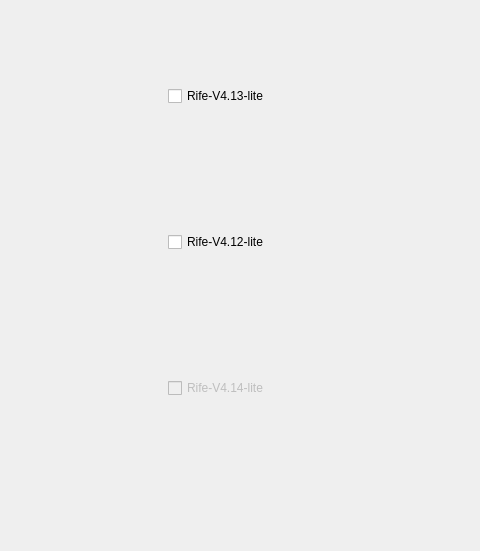
Before: the Qt Designer form src/getModels/SelectModels.ui in TNTwise/REAL-Video-Enhancer, drawn with Qt 5; both pictures show x 345 to 825 and y 103 to 654 of the 973 by 654 pixel window.
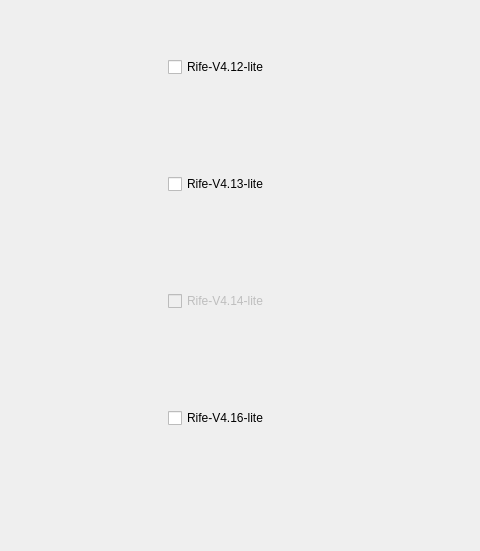
After: the same form once the commit is applied.

What changed in the file:
```diff
--- a/src/getModels/SelectModels.ui
+++ b/src/getModels/SelectModels.ui
@@ -388,13 +388,6 @@
           </item>
           <item row="1" column="6">
            <layout class="QVBoxLayout" name="verticalLayout_3">
-            <item>
-             <widget class="QCheckBox" name="rife413lite">
-              <property name="text">
-               <string>Rife-V4.13-lite</string>
-              </property>
-             </widget>
-            </item>
             <item>
              <widget class="QCheckBox" name="rife412lite">
               <property name="text">
@@ -402,6 +395,13 @@
               </property>
              </widget>
             </item>
+            <item>
+             <widget class="QCheckBox" name="rife413lite">
+              <property name="text">
+               <string>Rife-V4.13-lite</string>
+              </property>
+             </widget>
+            </item>
             <item>
              <widget class="QCheckBox" name="rife414lite">
               <property name="enabled">
@@ -412,6 +412,13 @@
               </property>
              </widget>
             </item>
+            <item>
+             <widget class="QCheckBox" name="rife416lite">
+              <property name="text">
+               <string>Rife-V4.16-lite</string>
+              </property>
+             </widget>
+            </item>
            </layout>
           </item>
           <item row="0" column="6">
```
